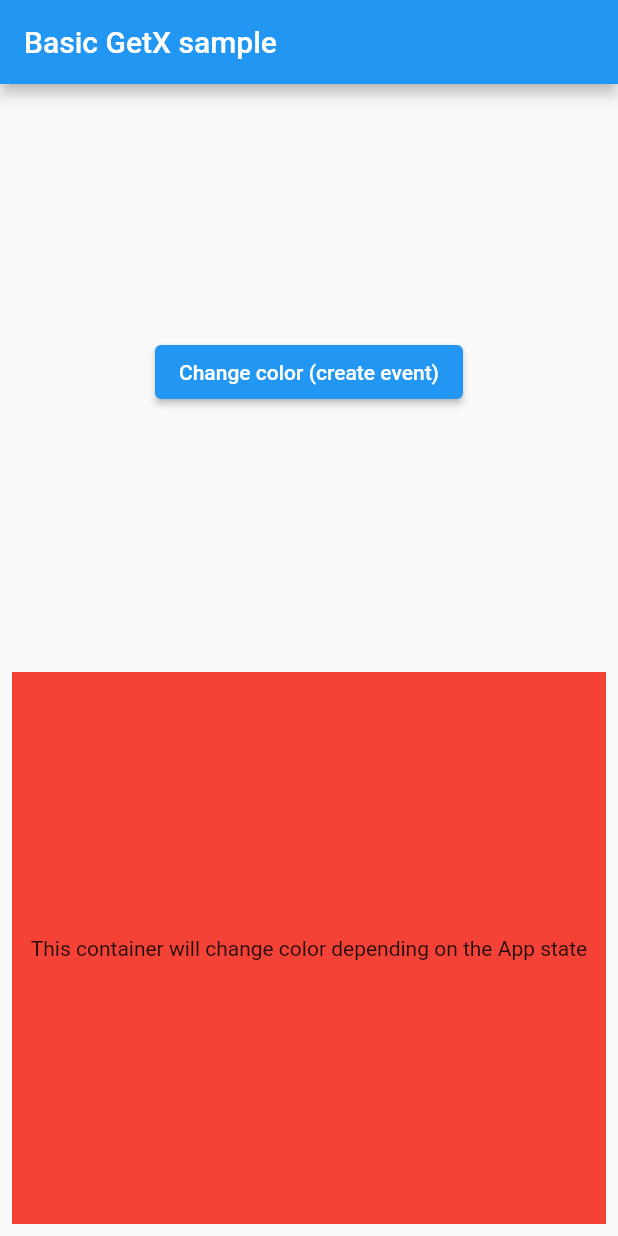
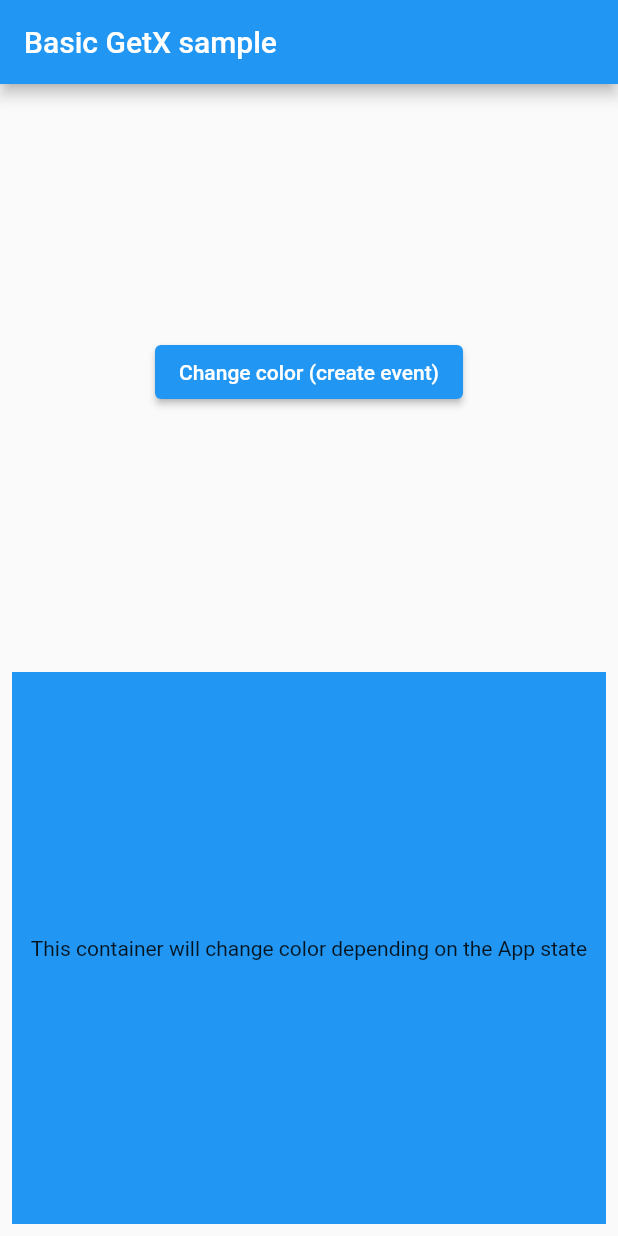
Before and after one commit to augustosalazar/f_getxdeletethis, a Flutter app: the screen it shows after launch, after a tap on "Change color (create event)", on a phone screen of 412 x 824 dp. Run offline on Flutter 3.47's test engine with Material 2 defaults, Android fonts, the phone set to English and light mode, and no system bars; our stand-ins replace get, loggy.

Commit message:
all done

```diff
--- a/lib/main.dart
+++ b/lib/main.dart
@@ -1,5 +1,7 @@
 import 'package:flutter/material.dart';
+import 'package:get/get.dart';
 import 'package:loggy/loggy.dart';
+import 'ui/controllers/controller.dart';
 import 'ui/pages/home.dart';
 
 void main() {
@@ -10,6 +12,7 @@ void main() {
   );
 
   // Here we create the instance of the controller and add it to the DI
+  Get.put(MyController());
 
   runApp(MaterialApp(
     debugShowCheckedModeBanner: false,
--- a/lib/ui/controllers/controller.dart
+++ b/lib/ui/controllers/controller.dart
@@ -1,8 +1,13 @@
 import 'package:get/get.dart';
-import 'package:loggy/loggy.dart';
 
 class MyController extends GetxController {
   // _isRed is the app state. obs means that this variable can be observed from
   // the UI
+  final _isRed = true.obs;
 
+  bool get isRed => _isRed.value;
+
+  void changeColor() {
+    _isRed.value = !_isRed.value;
+  }
 }
--- a/lib/ui/widgets/color_container_widget.dart
+++ b/lib/ui/widgets/color_container_widget.dart
@@ -1,4 +1,7 @@
 import 'package:flutter/material.dart';
+import 'package:get/get.dart';
+
+import '../controllers/controller.dart';
 
 class ColorContainerWidget extends StatelessWidget {
   const ColorContainerWidget({
@@ -7,17 +10,18 @@ class ColorContainerWidget extends StatelessWidget {
 
   @override
   Widget build(BuildContext context) {
+    MyController controller = Get.find();
     return Expanded(
       child: Padding(
         padding: const EdgeInsets.all(8.0),
         // here we are listening for changes on the isRed variable that is on the
         // controller
-        child: Container(
+        child: Obx(() => Container(
             key: const Key('ColorContainer'),
-            color: Colors.red,
+            color: controller.isRed ? Colors.red : Colors.blue,
             child: const Center(
                 child: Text(
-                    'This container will change color depending on the App state'))),
+                    'This container will change color depending on the App state')))),
       ),
     );
   }
--- a/lib/ui/widgets/color_switch_widget.dart
+++ b/lib/ui/widgets/color_switch_widget.dart
@@ -1,4 +1,6 @@
+import 'package:f_simple_getx_template/ui/controllers/controller.dart';
 import 'package:flutter/material.dart';
+import 'package:get/get.dart';
 
 class ColorSwitchWidget extends StatelessWidget {
   const ColorSwitchWidget({
@@ -7,12 +9,13 @@ class ColorSwitchWidget extends StatelessWidget {
 
   @override
   Widget build(BuildContext context) {
+    MyController controller = Get.find();
     return Expanded(
       child: Align(
         child: ElevatedButton(
             key: const Key('ColorButton'),
             onPressed: () {
-              // here we create the event
+              controller.changeColor();
             },
             child: const Text('Change color (create event)')),
       ),
```
Also changed, not shown: pubspec.lock, 1 other file.
